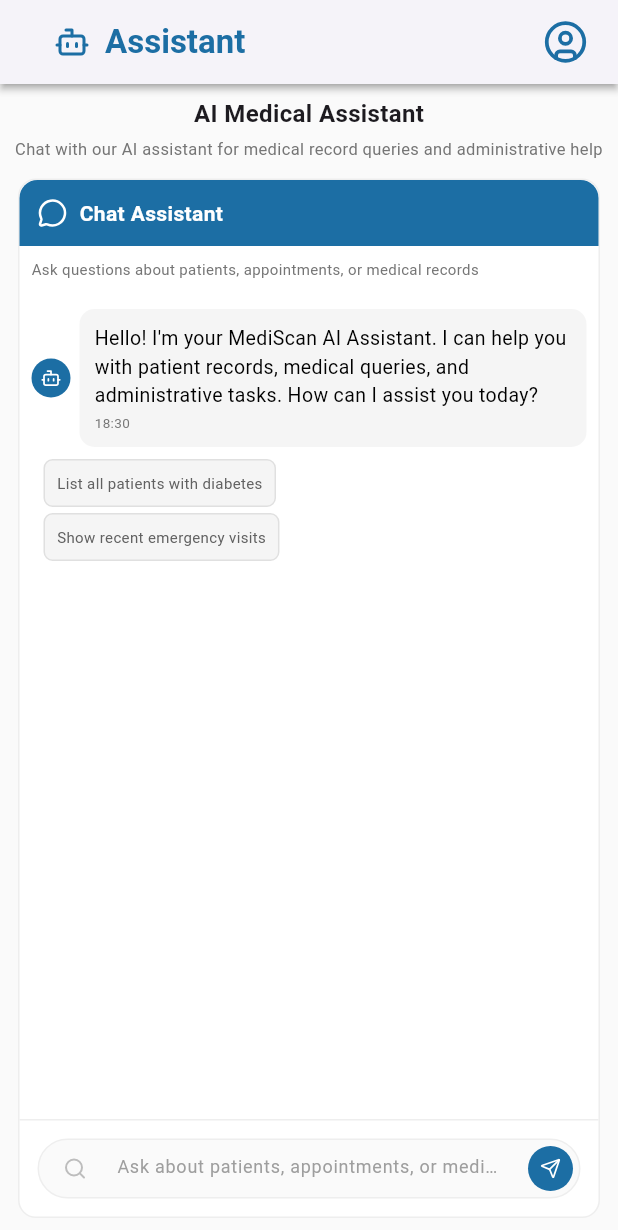
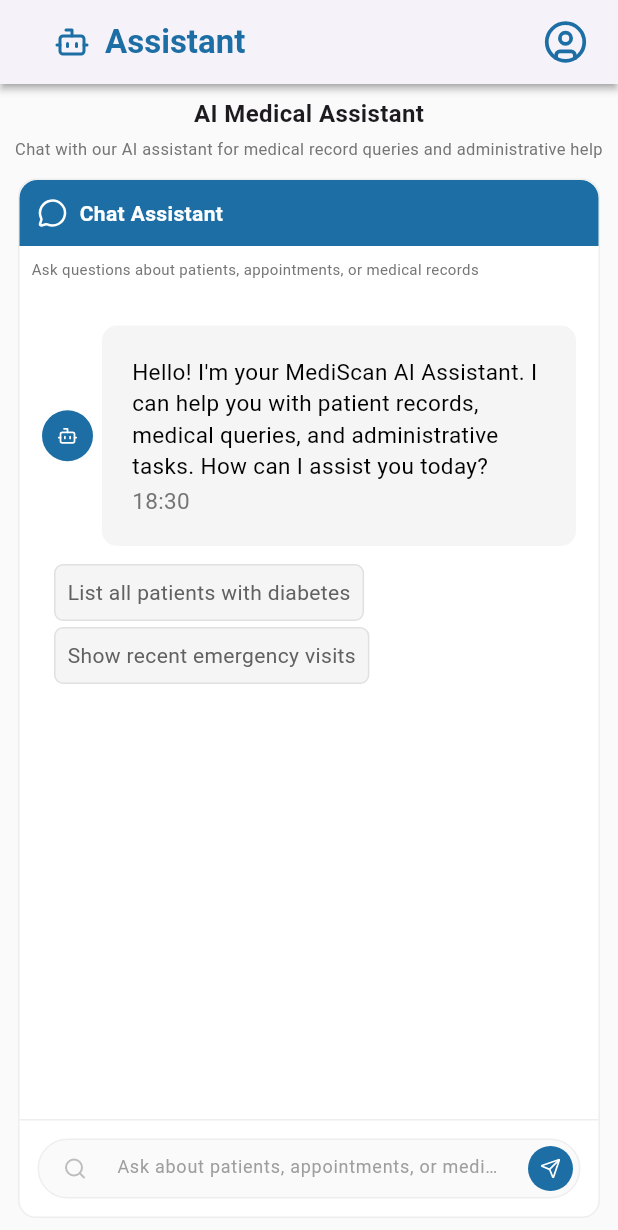
Before and after one commit to itsme-Gen/MedIScan-Flutter, a Flutter app: the Assistant screen opened directly, on a phone screen of 412 x 824 dp. Shown: the top 1230 px of the screen. Run offline on Flutter 3.47's test engine with Material 3 defaults, Android fonts, the phone set to English and light mode, and no system bars; our stand-ins replace flutter_lucide.

Commit message:
update assistant page

```diff
--- a/lib/screens/Assistant.dart
+++ b/lib/screens/Assistant.dart
@@ -123,28 +123,28 @@
                   Expanded(
                     child: ListView.builder(
                       controller: _scrollController,
-                      padding: EdgeInsets.all(8),
+                      padding: EdgeInsets.all(15),
                       itemCount: _messages.length,
                       itemBuilder: (context, index) {
                         final message = _messages[index];
                         return Column(
                           children: [
                             Padding(
-                              padding: EdgeInsets.symmetric(vertical: 4),
+                              padding: EdgeInsets.symmetric(vertical: 8),
                               child: Row(
                                 mainAxisAlignment: message['isUser'] ? MainAxisAlignment.end : MainAxisAlignment.start,
                                 children: [
                                   if (!message['isUser']) ...[
                                     Container(
-                                      padding: EdgeInsets.all(6),
-                                      decoration: BoxDecoration(color: AppColors.primary, borderRadius: BorderRadius.circular(16)),
+                                      padding: EdgeInsets.all(10),
+                                      decoration: BoxDecoration(color: AppColors.primary, borderRadius: BorderRadius.circular(20)),
                                       child: Icon(LucideIcons.bot, color: Colors.white, size: 14),
                                     ),
                                     SizedBox(width: 6),
                                   ],
                                   Flexible(
                                     child: Container(
-                                      padding: EdgeInsets.all(10),
+                                      padding: EdgeInsets.all(20),
                                       decoration: BoxDecoration(
                                         color: message['isUser'] ? AppColors.primary : Colors.grey.shade100,
                                         borderRadius: BorderRadius.circular(10),
@@ -152,9 +152,9 @@
                                       child: Column(
                                         crossAxisAlignment: CrossAxisAlignment.start,
                                         children: [
-                                          Text(message['text'], style: TextStyle(color: message['isUser'] ? Colors.white : Colors.black, fontSize: 13)),
+                                          Text(message['text'], style: TextStyle(color: message['isUser'] ? Colors.white : Colors.black, fontSize: 15)),
                                           SizedBox(height: 2),
-                                          Text(message['time'], style: TextStyle(color: message['isUser'] ? Colors.white70 : Colors.grey.shade600, fontSize: 9)),
+                                          Text(message['time'], style: TextStyle(color: message['isUser'] ? Colors.white70 : Colors.grey.shade600, fontSize: 15)),
                                         ],
                                       ),
                                     ),
@@ -164,7 +164,7 @@
                                     Container(
                                       padding: EdgeInsets.all(6),
                                       decoration: BoxDecoration(color: Colors.grey.shade300, borderRadius: BorderRadius.circular(16)),
-                                      child: Icon(LucideIcons.user, color: Colors.grey.shade600, size: 14),
+                                      child: Icon(LucideIcons.user, color: Colors.grey.shade600, size: 20),
                                     ),
                                   ],
                                 ],
@@ -187,7 +187,7 @@
                                             borderRadius: BorderRadius.circular(6),
                                             border: Border.all(color: Colors.grey.shade300),
                                           ),
-                                          child: Text("List all patients with diabetes", style: TextStyle(color: Colors.grey.shade700, fontSize: 10)),
+                                          child: Text("List all patients with diabetes", style: TextStyle(color: Colors.grey.shade700, fontSize: 14)),
                                         ),
                                       ),
                                     ),
@@ -203,7 +203,7 @@
                                             borderRadius: BorderRadius.circular(6),
                                             border: Border.all(color: Colors.grey.shade300),
                                           ),
-                                          child: Text("Show recent emergency visits", style: TextStyle(color: Colors.grey.shade700, fontSize: 10)),
+                                          child: Text("Show recent emergency visits", style: TextStyle(color: Colors.grey.shade700, fontSize: 14)),
                                         ),
                                       ),
                                     ),
```
